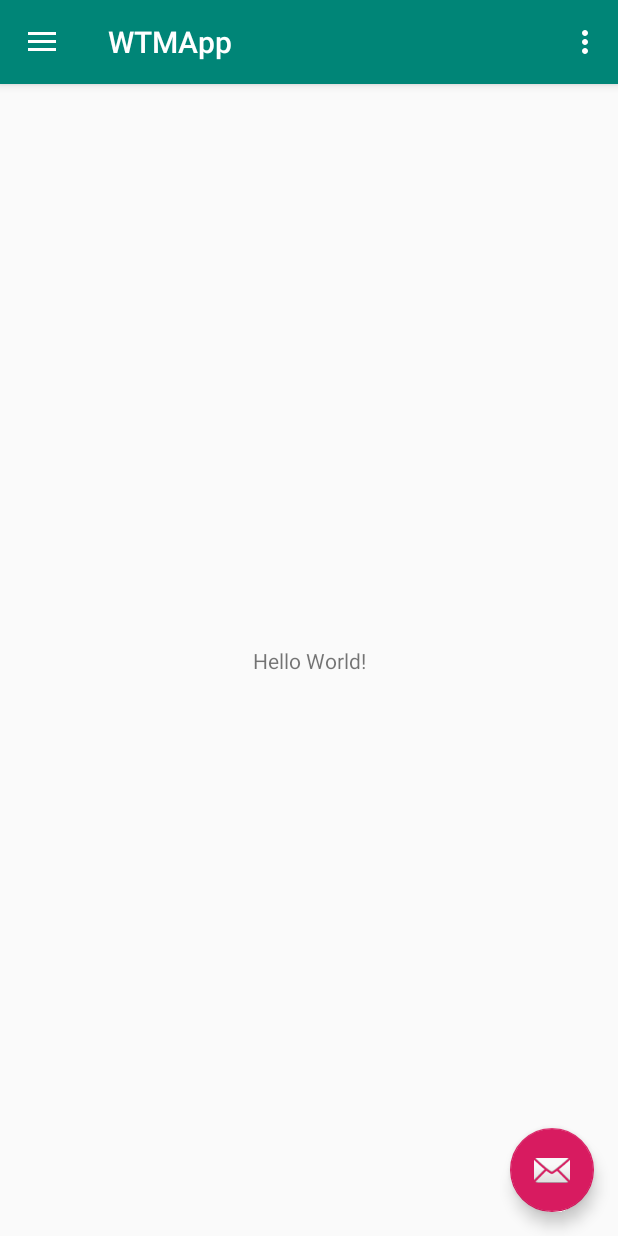
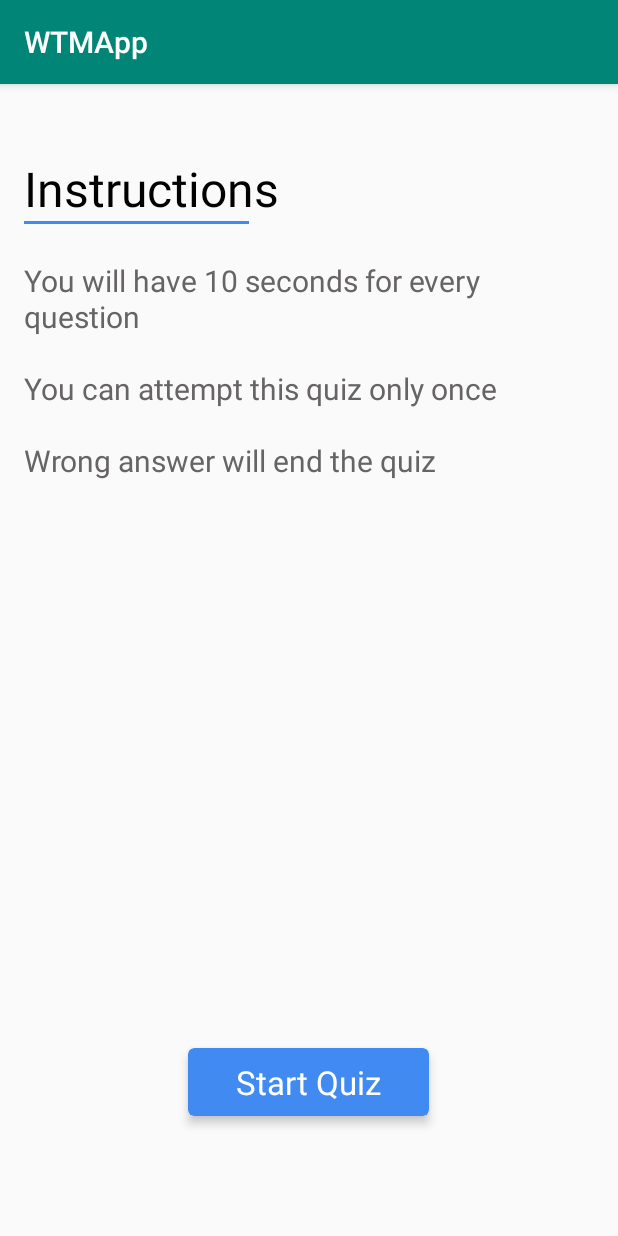
Before and after one commit to GDGVIT/Women-Techies-2019-App, an Android app: the screen it shows after launch (MainActivity before the commit, QuizIntroActivity after it), after a tap on "Quiz", on a phone screen of 412 x 824 dp. Run offline under Robolectric (Android 15) with nearby library versions, the phone set to English and light mode, and no system bars; 1 other tap on this screen came first.

Commit message:
Quiz Added

```diff
--- a/app/src/main/AndroidManifest.xml
+++ b/app/src/main/AndroidManifest.xml
@@ -9,6 +9,8 @@
         android:roundIcon="@mipmap/ic_launcher_round"
         android:supportsRtl="true"
         android:theme="@style/AppTheme">
+        <activity android:name=".QuizIntroActivity"></activity>
+        <activity android:name=".QuizActivity" />
         <activity
             android:name=".MainActivity"
             android:label="@string/app_name"
@@ -19,8 +21,7 @@
                 <category android:name="android.intent.category.LAUNCHER" />
             </intent-filter>
         </activity>
-        <activity android:name=".AgendaActivity">
-        </activity>
+        <activity android:name=".AgendaActivity" />
     </application>
 
 </manifest>
--- a/app/src/main/java/com/example/wtmapp/MainActivity.java
+++ b/app/src/main/java/com/example/wtmapp/MainActivity.java
@@ -82,9 +82,9 @@ public class MainActivity extends AppCompatActivity
         int id = item.getItemId();
 
         if (id == R.id.nav_agenda) {
-            Intent intentToAgenda = new Intent(MainActivity.this,AgendaActivity.class);
+            Intent intentToAgenda = new Intent(MainActivity.this, AgendaActivity.class);
             startActivity(intentToAgenda);
-        }
+//        }
             // Handle the camera action
 //        } else if (id == R.id.nav_gallery) {
 //
@@ -97,6 +97,9 @@ public class MainActivity extends AppCompatActivity
 //        } else if (id == R.id.nav_send) {
 //
 //        }
+        }else if(id==R.id.nav_quiz){
+            startActivity(new Intent(this,QuizIntroActivity.class));
+        }
 
         DrawerLayout drawer = (DrawerLayout) findViewById(R.id.drawer_layout);
         drawer.closeDrawer(GravityCompat.START);
--- /dev/null
+++ b/app/src/main/java/com/example/wtmapp/QuizIntroActivity.java
@@ -0,0 +1,29 @@
+package com.example.wtmapp;
+
+import android.content.Intent;
+import android.support.v7.app.AppCompatActivity;
+import android.os.Bundle;
+import android.view.View;
+import android.widget.TextView;
+
+import org.w3c.dom.Text;
+
+public class QuizIntroActivity extends AppCompatActivity {
+
+    TextView quizInstructions;
+    @Override
+    protected void onCreate(Bundle savedInstanceState) {
+        super.onCreate(savedInstanceState);
+        setContentView(R.layout.activity_quiz_intro);
+        quizInstructions = findViewById(R.id.quiz_instructions);
+        quizInstructions.setText("You will have 10 seconds for every " +
+                "question\n\n" +
+                "You can attempt this quiz only once\n\n" +
+                "Wrong answer will end the quiz");
+
+    }
+
+    public void startQuiz(View view) {
+        startActivity(new Intent(this,QuizActivity.class));
+    }
+}
--- /dev/null
+++ b/app/src/main/res/layout/activity_quiz_intro.xml
@@ -0,0 +1,70 @@
+<?xml version="1.0" encoding="utf-8"?>
+<RelativeLayout xmlns:android="http://schemas.android.com/apk/res/android"
+    xmlns:app="http://schemas.android.com/apk/res-auto"
+    xmlns:tools="http://schemas.android.com/tools"
+    android:layout_width="match_parent"
+    android:layout_height="match_parent"
+    android:orientation="vertical"
+    android:padding="16dp"
+    tools:context=".QuizIntroActivity">
+
+    <TextView
+        android:id="@+id/instructionText"
+        android:textColor="@color/colorBlack"
+        android:layout_marginTop="32dp"
+        android:layout_width="wrap_content"
+        android:layout_height="wrap_content"
+        android:text="Instructions"
+        android:textSize="32sp"/>
+
+    <View
+        android:id="@+id/horizontalLine"
+        android:layout_below="@id/instructionText"
+        android:layout_width="150dp"
+        android:layout_height="2dp"
+        android:background="@color/colorGradientBlue"/>
+
+    <TextView
+        android:layout_below="@id/horizontalLine"
+        android:layout_marginRight="32dp"
+        android:id="@+id/quiz_instructions"
+        android:layout_marginTop="24dp"
+        android:layout_width="wrap_content"
+        android:layout_height="wrap_content"
+        android:textSize="20sp"
+        android:textColor="#676464"
+        android:lineSpacingExtra="0.8sp"
+        android:text="You will have 10 seconds for every
+question
+You can attempt this quiz only once
+Wrong answer will end the quiz"
+        />
+
+    <android.support.v7.widget.CardView
+        android:onClick="startQuiz"
+        android:layout_marginTop="24dp"
+        app:cardElevation="4dp"
+        app:cardBackgroundColor="@color/colorGradientBlue"
+        app:cardCornerRadius="4dp"
+        android:layout_alignParentBottom="true"
+        android:layout_centerHorizontal="true"
+        android:layout_marginBottom="64dp"
+        android:layout_width="wrap_content"
+        android:layout_height="wrap_content">
+
+        <TextView
+            android:layout_marginLeft="32dp"
+            android:layout_marginRight="32dp"
+            android:textSize="22sp"
+            android:textColor="@color/colorWhite"
+            android:layout_marginTop="8dp"
+            android:layout_marginBottom="8dp"
+            android:layout_width="wrap_content"
+            android:layout_height="wrap_content"
+            android:text="Start Quiz"
+            />
+
+    </android.support.v7.widget.CardView>
+
+
+</RelativeLayout>
--- a/app/src/main/res/values/colors.xml
+++ b/app/src/main/res/values/colors.xml
@@ -25,4 +25,7 @@
 
     <color name="colorGradientGreen">#17d4b4</color>
     <color name="colorGradientBlue">#408af2</color>
+    <color name="colorQuizButton">#3e8def</color>
+
+
 </resources>
```
Also changed, not shown: app/src/main/java/com/example/wtmapp/QuizActivity.java (added, +159 -0 lines), app/src/main/res/drawable/quiz_gradient.xml (added, +13 -0 lines), app/src/main/res/layout/activity_quiz.xml (added, +193 -0 lines).
